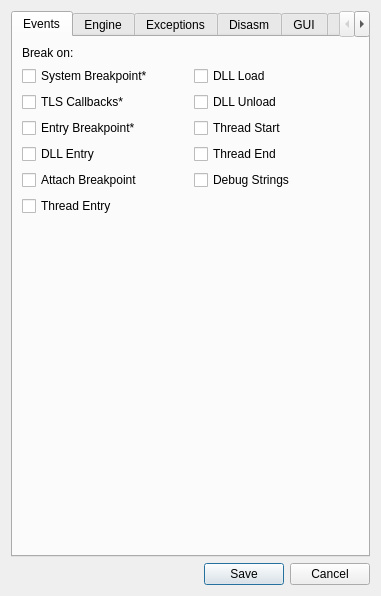
First picture: the form in src/gui/Src/Gui/SettingsDialog.ui, repository x64dbg/x64dbg, before the edit.
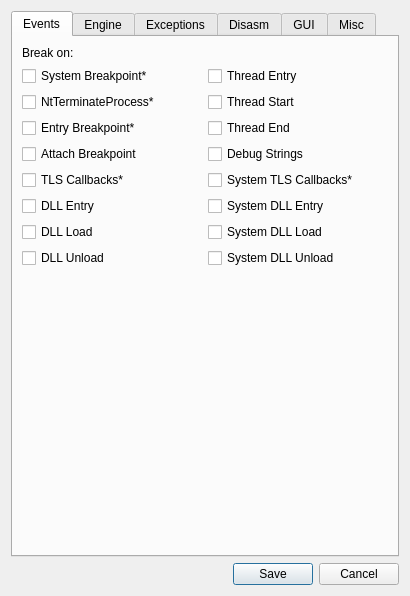
Second picture: the form after the edit. Icons and pictures are not drawn.

Commit message: Add separate event settings for system module;Add debug engine selection

Patch:
```diff
--- a/src/gui/Src/Gui/SettingsDialog.ui
+++ b/src/gui/Src/Gui/SettingsDialog.ui
@@ -7,7 +7,7 @@
     <x>0</x>
     <y>0</y>
     <width>381</width>
-    <height>514</height>
+    <height>525</height>
    </rect>
   </property>
   <property name="sizePolicy">
@@ -40,34 +40,58 @@
        <string>Events</string>
       </attribute>
       <layout class="QGridLayout" name="gridLayout">
-       <item row="1" column="0">
-        <widget class="QCheckBox" name="chkSystemBreakpoint">
-         <property name="text">
-          <string>System Breakpoint*</string>
-         </property>
-         <property name="checked">
-          <bool>false</bool>
-         </property>
-        </widget>
-       </item>
-       <item row="0" column="0">
-        <widget class="QLabel" name="lblBreakOn">
-         <property name="text">
-          <string>Break on:</string>
-         </property>
-        </widget>
-       </item>
        <item row="1" column="1">
+        <widget class="QCheckBox" name="chkThreadEntry">
+         <property name="text">
+          <string>Thread Entry</string>
+         </property>
+        </widget>
+       </item>
+       <item row="2" column="1">
+        <widget class="QCheckBox" name="chkThreadStart">
+         <property name="text">
+          <string>Thread Start</string>
+         </property>
+        </widget>
+       </item>
+       <item row="9" column="0">
         <widget class="QCheckBox" name="chkDllLoad">
          <property name="text">
           <string>DLL Load</string>
          </property>
         </widget>
        </item>
-       <item row="9" column="0">
-        <widget class="QCheckBox" name="chkAttachBreakpoint">
+       <item row="3" column="1">
+        <widget class="QCheckBox" name="chkThreadEnd">
          <property name="text">
-          <string>Attach Breakpoint</string>
+          <string>Thread End</string>
+         </property>
+        </widget>
+       </item>
+       <item row="12" column="0">
+        <spacer name="verticalSpacer_4">
+         <property name="orientation">
+          <enum>Qt::Vertical</enum>
+         </property>
+         <property name="sizeHint" stdset="0">
+          <size>
+           <width>20</width>
+           <height>40</height>
+          </size>
+         </property>
+        </spacer>
+       </item>
+       <item row="4" column="1">
+        <widget class="QCheckBox" name="chkDebugStrings">
+         <property name="text">
+          <string>Debug Strings</string>
+         </property>
+        </widget>
+       </item>
+       <item row="0" column="0">
+        <widget class="QLabel" name="lblBreakOn">
+         <property name="text">
+          <string>Break on:</string>
          </property>
         </widget>
        </item>
@@ -88,14 +112,31 @@
          </property>
         </widget>
        </item>
-       <item row="2" column="1">
+       <item row="4" column="0">
+        <widget class="QCheckBox" name="chkAttachBreakpoint">
+         <property name="text">
+          <string>Attach Breakpoint</string>
+         </property>
+        </widget>
+       </item>
+       <item row="1" column="0">
+        <widget class="QCheckBox" name="chkSystemBreakpoint">
+         <property name="text">
+          <string>System Breakpoint*</string>
+         </property>
+         <property name="checked">
+          <bool>false</bool>
+         </property>
+        </widget>
+       </item>
+       <item row="11" column="0">
         <widget class="QCheckBox" name="chkDllUnload">
          <property name="text">
           <string>DLL Unload</string>
          </property>
         </widget>
        </item>
-       <item row="2" column="0">
+       <item row="5" column="0">
         <widget class="QCheckBox" name="chkTlsCallbacks">
          <property name="text">
           <string>TLS Callbacks*</string>
@@ -105,47 +146,41 @@
          </property>
         </widget>
        </item>
+       <item row="2" column="0">
+        <widget class="QCheckBox" name="chkNtTerminateProcess">
+         <property name="text">
+          <string>NtTerminateProcess*</string>
+         </property>
+        </widget>
+       </item>
+       <item row="5" column="1">
+        <widget class="QCheckBox" name="chkTlsCallbacksSystem">
+         <property name="text">
+          <string>System TLS Callbacks*</string>
+         </property>
+        </widget>
+       </item>
        <item row="8" column="1">
-        <widget class="QCheckBox" name="chkThreadEnd">
+        <widget class="QCheckBox" name="chkDllEntrySystem">
          <property name="text">
-          <string>Thread End</string>
-         </property>
-        </widget>
-       </item>
-       <item row="10" column="0">
-        <widget class="QCheckBox" name="chkThreadEntry">
-         <property name="text">
-          <string>Thread Entry</string>
+          <string>System DLL Entry</string>
          </property>
         </widget>
        </item>
        <item row="9" column="1">
-        <widget class="QCheckBox" name="chkDebugStrings">
+        <widget class="QCheckBox" name="chkDllLoadSystem">
          <property name="text">
-          <string>Debug Strings</string>
+          <string>System DLL Load</string>
          </property>
         </widget>
        </item>
-       <item row="3" column="1">
-        <widget class="QCheckBox" name="chkThreadStart">
+       <item row="11" column="1">
+        <widget class="QCheckBox" name="chkDllUnloadSystem">
          <property name="text">
-          <string>Thread Start</string>
+          <string>System DLL Unload</string>
          </property>
         </widget>
        </item>
-       <item row="11" column="0">
-        <spacer name="verticalSpacer_4">
-         <property name="orientation">
-          <enum>Qt::Vertical</enum>
-         </property>
-         <property name="sizeHint" stdset="0">
-          <size>
-           <width>20</width>
-           <height>40</height>
-          </size>
-         </property>
-        </spacer>
-       </item>
       </layout>
      </widget>
      <widget class="QWidget" name="tabEngine">
@@ -166,22 +201,19 @@
       </attribute>
       <layout class="QVBoxLayout" name="verticalLayout_4">
        <item>
-        <widget class="QGroupBox" name="groupBoxCalculationType">
-         <property name="sizePolicy">
-          <sizepolicy hsizetype="Preferred" vsizetype="Minimum">
-           <horstretch>0</horstretch>
-           <verstretch>0</verstretch>
-          </sizepolicy>
-         </property>
-         <property name="title">
-          <string>Calculation Type</string>
-         </property>
-         <layout class="QVBoxLayout" name="verticalLayout_6">
-          <item>
-           <layout class="QHBoxLayout" name="layoutCalulationType">
-            <property name="sizeConstraint">
-             <enum>QLayout::SetNoConstraint</enum>
-            </property>
+        <layout class="QHBoxLayout" name="horizontalLayout">
+         <item>
+          <widget class="QGroupBox" name="groupBoxCalculationType">
+           <property name="sizePolicy">
+            <sizepolicy hsizetype="Preferred" vsizetype="Minimum">
+             <horstretch>0</horstretch>
+             <verstretch>0</verstretch>
+            </sizepolicy>
+           </property>
+           <property name="title">
+            <string>Calculation Type</string>
+           </property>
+           <layout class="QHBoxLayout" name="horizontalLayout_4">
             <item>
              <widget class="QRadioButton" name="radioSigned">
               <property name="text">
@@ -200,9 +232,35 @@
              </widget>
             </item>
            </layout>
-          </item>
-         </layout>
-        </widget>
+          </widget>
+         </item>
+         <item>
+          <widget class="QGroupBox" name="groupBoxDebugEngine">
+           <property name="title">
+            <string>Debug Engine*</string>
+           </property>
+           <layout class="QHBoxLayout" name="horizontalLayout_3">
+            <item>
+             <widget class="QRadioButton" name="radioTitanEngine">
+              <property name="text">
+               <string>TitanEngine</string>
+              </property>
+              <property name="checked">
+               <bool>true</bool>
+              </property>
+             </widget>
+            </item>
+            <item>
+             <widget class="QRadioButton" name="radioGleeBug">
+              <property name="text">
+               <string>GleeBug</string>
+              </property>
+             </widget>
+            </item>
+           </layout>
+          </widget>
+         </item>
+        </layout>
        </item>
        <item>
         <widget class="QGroupBox" name="groupBoxDefaultBreakpointType">
```
Left out of the diff: 10 changed lines with no effect on the pictures. The commit also changes 3 other files.
